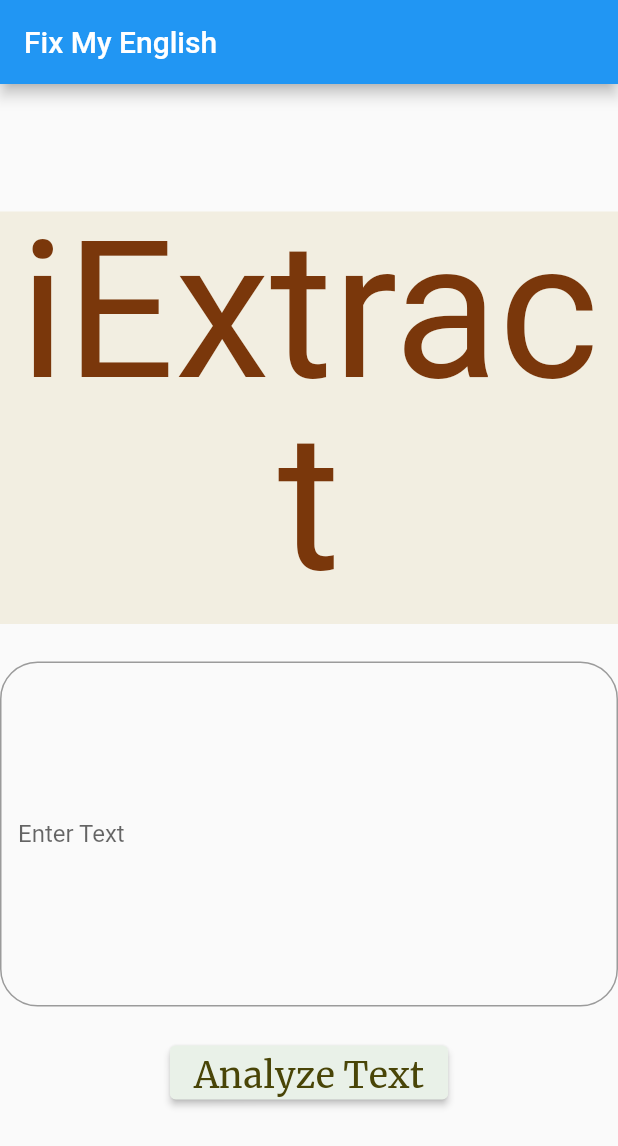
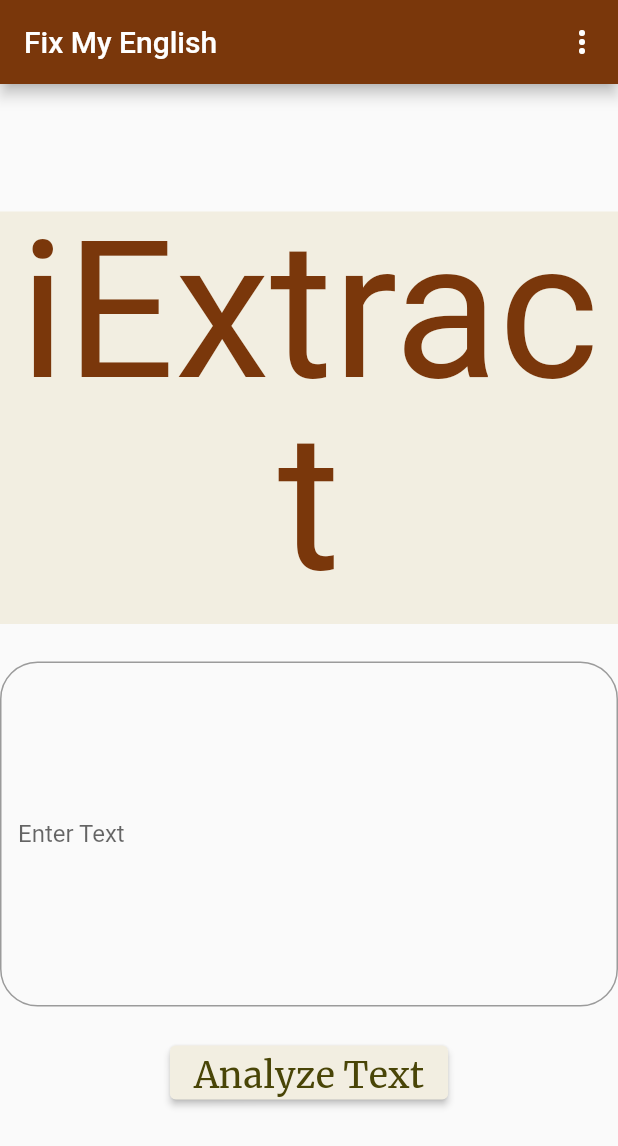
Before and after one commit to RoukayaZaki/Flutter_Course_iExtract, a Flutter app: the screen it shows after launch, on a phone screen of 412 x 824 dp. Shown: the top 1146 px of the screen. Run offline on Flutter 3.47's test engine with Material 2 defaults, Android fonts, the phone set to English and light mode, and no system bars; our stand-ins replace substring_highlight; missing offline and left inert: dynamic_text_highlighting, syncfusion_flutter_pdf; Roboto replaces fonts that are missing (Eczar).

Commit message:
Update home_page.dart

```diff
--- a/lib/home_page.dart
+++ b/lib/home_page.dart
@@ -1,3 +1,5 @@
+//import 'dart:html';
+
 import 'package:flutter/material.dart';
 import 'package:substring_highlight/substring_highlight.dart';
 import 'package:syncfusion_flutter_pdf/pdf.dart';
@@ -29,15 +31,41 @@ class HomePage extends StatelessWidget {
 
   @override
   Widget build(BuildContext context) {
-    return Scaffold(
+    return SafeArea(
+      maintainBottomViewPadding: true,
+      bottom: true,
+     // resizeToAvoidBottomInset: false,
+      child: Scaffold(
+
         appBar: AppBar(
           title: const Text('Fix My English'),
+          backgroundColor : Color.fromRGBO(122, 55, 11, 1),
+          actions: <Widget>[
+            IconButton(
+              icon: Icon(
+                Icons.more_vert,
+                color: Colors.white,
               ),
+              onPressed: () {
+                showDialog(
+                    context: context,
+                    builder: (ctxt) => new AlertDialog(
+                      title: Text("This application will help you to detect academic writing mistakes and show them.\nMade by:\n- Mostafa Khaled\n- Roukaya Mohammed"),
+                    )
+                );
+              },
+            )
+          ],
+        ),
+        resizeToAvoidBottomInset: false,
         body: Column(
           mainAxisAlignment: MainAxisAlignment.center,
           children: [
             HomeHeader(),
-          Container(
+            SafeArea(
+              maintainBottomViewPadding: true,
+              bottom: true,
+              child: Container(
                 width: 720,
                 height: 275,
                 child: Padding(
@@ -48,11 +76,13 @@ class HomePage extends StatelessWidget {
                     maxLines: 20,
                     decoration: InputDecoration(
                       labelText: "Enter Text",
+
                       fillColor: Colors.white,
                       border: OutlineInputBorder(
                         borderSide:
                         const BorderSide(color: Colors.black, width: 2.0),
                         borderRadius: BorderRadius.circular(25.0),
+                      ),
                     ),
                   ),
                 ),
@@ -108,7 +138,7 @@ class HomePage extends StatelessWidget {
                   },
                   style: ButtonStyle(
                     backgroundColor: MaterialStateProperty.all<Color>(
-                      const Color.fromRGBO(233, 241, 232, 1)),
+                        const Color.fromRGBO(242, 238, 225, 1)),
                   ),
                   child: const Text(
                     'Analyze Text',
@@ -127,6 +157,7 @@ class HomePage extends StatelessWidget {
             ),
           ],
         ),
+      ),
     );
   }
 }
```
Lines whose indentation alone changed are shown as unchanged.
